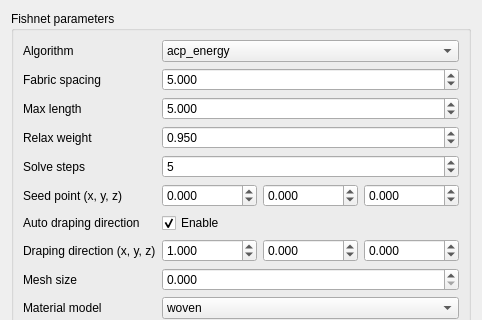
Qt form freecad/Composites/resources/ui/FishnetDrape.ui (jwharington/FreeCAD-CompositesWB) before a commit; both pictures show x 0 to 482 and y 0 to 320 of the 482 by 620 pixel window.
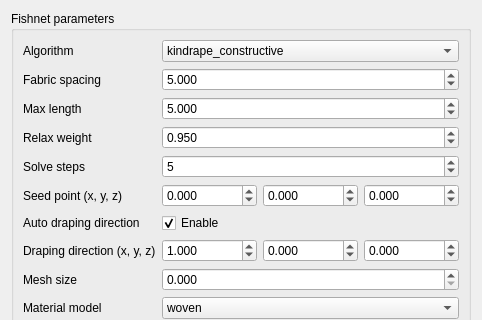
The same form after that commit.

```diff
--- a/freecad/Composites/resources/ui/FishnetDrape.ui
+++ b/freecad/Composites/resources/ui/FishnetDrape.ui
@@ -31,12 +31,7 @@
        <widget class="QComboBox" name="combo_algorithm">
         <item>
          <property name="text">
-          <string>acp_energy</string>
-         </property>
-        </item>
-        <item>
-         <property name="text">
-          <string>geodesic_heat</string>
+          <string>kindrape_constructive</string>
          </property>
         </item>
        </widget>
```
